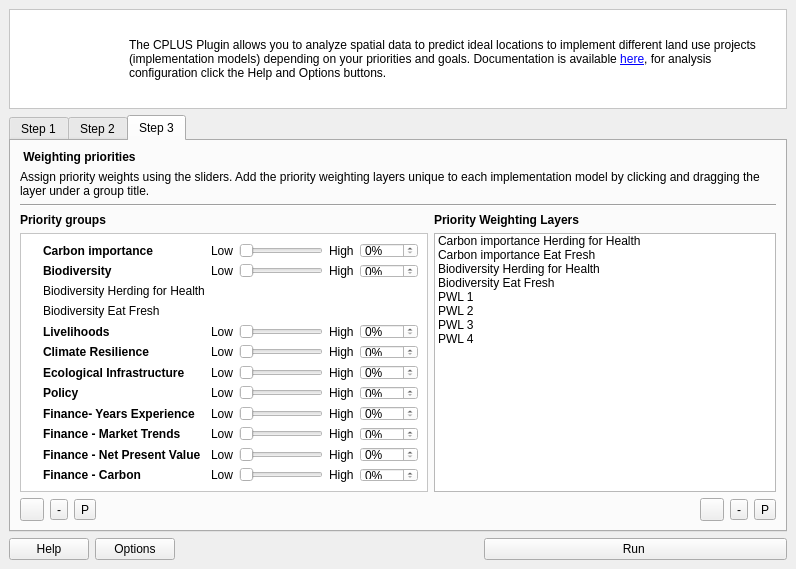
Above: src/cplus_plugin/ui/qgis_cplus_main_dockwidget.ui from ConservationInternational/cplus-plugin before the change. Below: the same form after it.
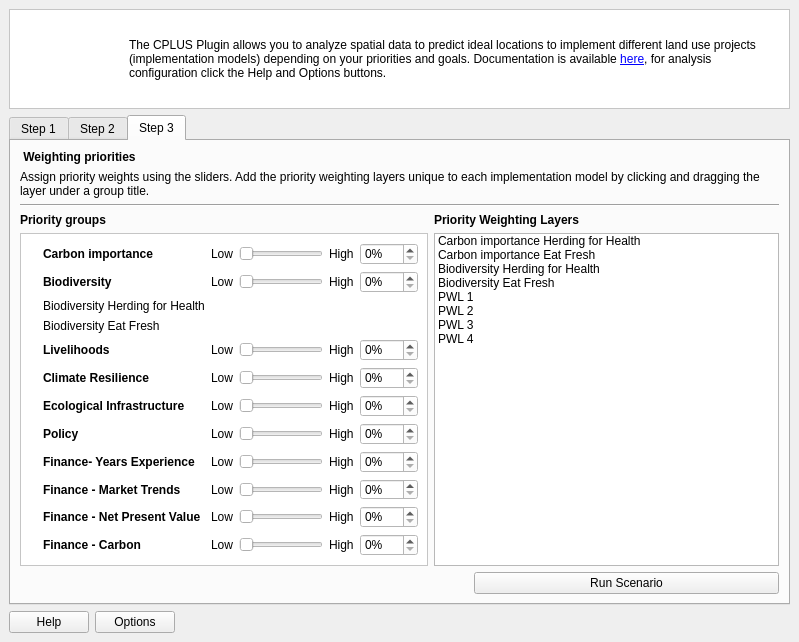
That is the form after the change. The open tabs and pages were chosen to show the change. Icons and pictures are not drawn. Custom widgets are drawn as their Qt base class.

Commit message: updates to extent selection

What changed in the file:
```diff
--- a/src/cplus_plugin/ui/qgis_cplus_main_dockwidget.ui
+++ b/src/cplus_plugin/ui/qgis_cplus_main_dockwidget.ui
@@ -6,8 +6,8 @@
    <rect>
     <x>0</x>
     <y>0</y>
-    <width>796</width>
-    <height>569</height>
+    <width>799</width>
+    <height>642</height>
    </rect>
   </property>
   <property name="windowTitle">
@@ -52,8 +52,8 @@
         <rect>
          <x>120</x>
          <y>10</y>
-         <width>641</width>
-         <height>80</height>
+         <width>651</width>
+         <height>81</height>
         </rect>
        </property>
        <property name="text">
@@ -71,7 +71,7 @@
         <rect>
          <x>10</x>
          <y>10</y>
-         <width>91</width>
+         <width>81</width>
          <height>81</height>
         </rect>
        </property>
@@ -614,21 +614,17 @@
        <attribute name="title">
         <string>Step 3</string>
        </attribute>
-       <layout class="QGridLayout" name="gridLayout_11">
-        <item row="1" column="0" colspan="9">
-         <widget class="QLabel" name="label_77">
-          <property name="text">
-           <string>Assign priority weights using the sliders. Add the priority weighting layers unique to each implementation model by clicking and dragging the layer under a group title.</string>
+       <layout class="QGridLayout" name="gridLayout">
+        <item row="3" column="2">
+         <widget class="QLabel" name="label_122">
+          <property name="font">
+           <font>
+            <weight>75</weight>
+            <bold>true</bold>
+           </font>
           </property>
-          <property name="wordWrap">
-           <bool>true</bool>
-          </property>
-         </widget>
-        </item>
-        <item row="6" column="6">
-         <widget class="QToolButton" name="toolButton_21">
           <property name="text">
-           <string/>
+           <string>Priority Weighting Layers</string>
           </property>
           <property name="icon">
            <iconset>
@@ -636,48 +632,131 @@
           </property>
          </widget>
         </item>
-        <item row="6" column="8">
-         <widget class="QToolButton" name="toolButton_22">
-          <property name="text">
-           <string>P</string>
-          </property>
-          <property name="icon">
-           <iconset>
-            <normaloff>../../../../../../Nextcloud/Projects (2)/Conservation International/CPLUS - work/Downloads/mActionToggleEditing.png</normaloff>../../../../../../Nextcloud/Projects (2)/Conservation International/CPLUS - work/Downloads/mActionToggleEditing.png</iconset>
-          </property>
-         </widget>
-        </item>
-        <item row="6" column="0">
-         <widget class="QToolButton" name="toolButton_23">
-          <property name="text">
-           <string/>
-          </property>
-          <property name="icon">
-           <iconset>
-            <normaloff>../../../../../../Nextcloud/Projects (2)/Conservation International/CPLUS - work/Downloads/symbologyAdd.png</normaloff>../../../../../../Nextcloud/Projects (2)/Conservation International/CPLUS - work/Downloads/symbologyAdd.png</iconset>
-          </property>
-         </widget>
-        </item>
-        <item row="2" column="0" rowspan="2" colspan="9">
+        <item row="2" column="0" colspan="3">
          <widget class="Line" name="line_4">
           <property name="orientation">
            <enum>Qt::Horizontal</enum>
           </property>
          </widget>
         </item>
-        <item row="6" column="7">
-         <widget class="QToolButton" name="toolButton_24">
-          <property name="text">
-           <string>-</string>
-          </property>
-          <property name="icon">
-           <iconset>
-            <normaloff>../../../../../../Nextcloud/Projects (2)/Conservation International/CPLUS - work/Downloads/symbologyRemove.png</normaloff>../../../../../../Nextcloud/Projects (2)/Conservation International/CPLUS - work/Downloads/symbologyRemove.png</iconset>
-          </property>
+        <item row="4" column="2">
+         <widget class="QListWidget" name="listWidget_6">
+          <item>
+           <property name="text">
+            <string>Carbon importance Herding for Health</string>
+           </property>
+           <property name="foreground">
+            <brush brushstyle="NoBrush">
+             <color alpha="255">
+              <red>154</red>
+              <green>153</green>
+              <blue>150</blue>
+             </color>
+            </brush>
+           </property>
+          </item>
+          <item>
+           <property name="text">
+            <string>Carbon importance Eat Fresh</string>
+           </property>
+           <property name="foreground">
+            <brush brushstyle="NoBrush">
+             <color alpha="255">
+              <red>154</red>
+              <green>153</green>
+              <blue>150</blue>
+             </color>
+            </brush>
+           </property>
+          </item>
+          <item>
+           <property name="text">
+            <string>Biodiversity Herding for Health</string>
+           </property>
+           <property name="foreground">
+            <brush brushstyle="NoBrush">
+             <color alpha="255">
+              <red>154</red>
+              <green>153</green>
+              <blue>150</blue>
+             </color>
+            </brush>
+           </property>
+          </item>
+          <item>
+           <property name="text">
+            <string>Biodiversity Eat Fresh</string>
+           </property>
+           <property name="foreground">
+            <brush brushstyle="NoBrush">
+             <color alpha="255">
+              <red>154</red>
+              <green>153</green>
+              <blue>150</blue>
+             </color>
+            </brush>
+           </property>
+          </item>
+          <item>
+           <property name="text">
+            <string>PWL 1</string>
+           </property>
+           <property name="foreground">
+            <brush brushstyle="NoBrush">
+             <color alpha="255">
+              <red>154</red>
+              <green>153</green>
+              <blue>150</blue>
+             </color>
+            </brush>
+           </property>
+          </item>
+          <item>
+           <property name="text">
+            <string>PWL 2</string>
+           </property>
+           <property name="foreground">
+            <brush brushstyle="NoBrush">
+             <color alpha="255">
+              <red>154</red>
+              <green>153</green>
+              <blue>150</blue>
+             </color>
+            </brush>
+           </property>
+          </item>
+          <item>
+           <property name="text">
+            <string>PWL 3</string>
+           </property>
+           <property name="foreground">
+            <brush brushstyle="NoBrush">
+             <color alpha="255">
+              <red>154</red>
+              <green>153</green>
+              <blue>150</blue>
+             </color>
+            </brush>
+           </property>
+          </item>
+          <item>
+           <property name="text">
+            <string>PWL 4</string>
+           </property>
+           <property name="foreground">
+            <brush brushstyle="NoBrush">
+             <color alpha="255">
+              <red>154</red>
+              <green>153</green>
+              <blue>150</blue>
+             </color>
+            </brush>
+           </property>
+          </item>
          </widget>
         </item>
-        <item row="0" column="0" colspan="4">
-         <widget class="QLabel" name="label_78">
+        <item row="3" column="0">
+         <widget class="QLabel" name="label_121">
           <property name="font">
            <font>
             <weight>75</weight>
@@ -685,11 +764,11 @@
            </font>
           </property>
           <property name="text">
-           <string> Weighting priorities</string>
+           <string>Priority groups</string>
           </property>
          </widget>
         </item>
-        <item row="5" column="0" colspan="4">
+        <item row="4" column="0" colspan="2">
          <widget class="QFrame" name="frame_4">
           <property name="minimumSize">
            <size>
@@ -1357,23 +1436,13 @@
           </layout>
          </widget>
         </item>
-        <item row="4" column="0" colspan="4">
-         <widget class="QLabel" name="label_121">
-          <property name="font">
-           <font>
-            <weight>75</weight>
-            <bold>true</bold>
-           </font>
-          </property>
+        <item row="1" column="0" colspan="3">
+         <widget class="QLabel" name="label_77">
           <property name="text">
-           <string>Priority groups</string>
+           <string>Assign priority weights using the sliders. Add the priority weighting layers unique to each implementation model by clicking and dragging the layer under a group title.</string>
           </property>
-         </widget>
-        </item>
-        <item row="6" column="1">
-         <widget class="QToolButton" name="toolButton_25">
-          <property name="text">
-           <string>-</string>
+          <property name="wordWrap">
+           <bool>true</bool>
           </property>
           <property name="icon">
            <iconset>
@@ -1381,135 +1450,8 @@
           </property>
          </widget>
         </item>
-        <item row="6" column="2">
-         <widget class="QToolButton" name="toolButton_26">
-          <property name="text">
-           <string>P</string>
-          </property>
-          <property name="icon">
-           <iconset>
-            <normaloff>../../../../../../Nextcloud/Projects (2)/Conservation International/CPLUS - work/Downloads/mActionToggleEditing.png</normaloff>../../../../../../Nextcloud/Projects (2)/Conservation International/CPLUS - work/Downloads/mActionToggleEditing.png</iconset>
-          </property>
-         </widget>
-        </item>
-        <item row="5" column="4" colspan="5">
-         <widget class="QListWidget" name="listWidget_6">
-          <item>
-           <property name="text">
-            <string>Carbon importance Herding for Health</string>
-           </property>
-           <property name="foreground">
-            <brush brushstyle="NoBrush">
-             <color alpha="255">
-              <red>154</red>
-              <green>153</green>
-              <blue>150</blue>
-             </color>
-            </brush>
-           </property>
-          </item>
-          <item>
-           <property name="text">
-            <string>Carbon importance Eat Fresh</string>
-           </property>
-           <property name="foreground">
-            <brush brushstyle="NoBrush">
-             <color alpha="255">
-              <red>154</red>
-              <green>153</green>
-              <blue>150</blue>
-             </color>
-            </brush>
-           </property>
-          </item>
-          <item>
-           <property name="text">
-            <string>Biodiversity Herding for Health</string>
-           </property>
-           <property name="foreground">
-            <brush brushstyle="NoBrush">
-             <color alpha="255">
-              <red>154</red>
-              <green>153</green>
-              <blue>150</blue>
-             </color>
-            </brush>
-           </property>
-          </item>
-          <item>
-           <property name="text">
-            <string>Biodiversity Eat Fresh</string>
-           </property>
-           <property name="foreground">
-            <brush brushstyle="NoBrush">
-             <color alpha="255">
-              <red>154</red>
-              <green>153</green>
-              <blue>150</blue>
-             </color>
-            </brush>
-           </property>
-          </item>
-          <item>
-           <property name="text">
-            <string>PWL 1</string>
-           </property>
-           <property name="foreground">
-            <brush brushstyle="NoBrush">
-             <color alpha="255">
-              <red>154</red>
-              <green>153</green>
-              <blue>150</blue>
-             </color>
-            </brush>
-           </property>
-          </item>
-          <item>
-           <property name="text">
-            <string>PWL 2</string>
-           </property>
-           <property name="foreground">
-            <brush brushstyle="NoBrush">
-             <color alpha="255">
-              <red>154</red>
-              <green>153</green>
-              <blue>150</blue>
-             </color>
-            </brush>
-           </property>
-          </item>
-          <item>
-           <property name="text">
-            <string>PWL 3</string>
-           </property>
-           <property name="foreground">
-            <brush brushstyle="NoBrush">
-             <color alpha="255">
-              <red>154</red>
-              <green>153</green>
-              <blue>150</blue>
-             </color>
-            </brush>
-           </property>
-          </item>
-          <item>
-           <property name="text">
-            <string>PWL 4</string>
-           </property>
-           <property name="foreground">
-            <brush brushstyle="NoBrush">
-             <color alpha="255">
-              <red>154</red>
-              <green>153</green>
-              <blue>150</blue>
-             </color>
-            </brush>
-           </property>
-          </item>
-         </widget>
-        </item>
-        <item row="4" column="4">
-         <widget class="QLabel" name="label_122">
+        <item row="0" column="0" colspan="2">
+         <widget class="QLabel" name="label_78">
           <property name="font">
            <font>
             <weight>75</weight>
@@ -1517,10 +1459,40 @@
            </font>
           </property>
           <property name="text">
-           <string>Priority Weighting Layers</string>
+           <string> Weighting priorities</string>
           </property>
          </widget>
         </item>
+        <item row="5" column="2">
+         <layout class="QHBoxLayout" name="horizontalLayout_3">
+          <item>
+           <spacer name="horizontalSpacer_2">
+            <property name="orientation">
+             <enum>Qt::Horizontal</enum>
+            </property>
+            <property name="sizeHint" stdset="0">
+             <size>
+              <width>40</width>
+              <height>20</height>
+             </size>
+            </property>
+           </spacer>
+          </item>
+          <item>
+           <widget class="QPushButton" name="run_scenario_btn">
+            <property name="sizePolicy">
+             <sizepolicy hsizetype="Expanding" vsizetype="Preferred">
+              <horstretch>10</horstretch>
+              <verstretch>3</verstretch>
+             </sizepolicy>
+            </property>
+            <property name="text">
+             <string>Run Scenario</string>
+            </property>
+           </widget>
+          </item>
+         </layout>
+        </item>
        </layout>
       </widget>
      </widget>
@@ -1562,19 +1534,6 @@
           </property>
          </spacer>
         </item>
-        <item>
-         <widget class="QPushButton" name="run_btn">
-          <property name="sizePolicy">
-           <sizepolicy hsizetype="Expanding" vsizetype="Minimum">
-            <horstretch>0</horstretch>
-            <verstretch>0</verstretch>
-           </sizepolicy>
-          </property>
-          <property name="text">
-           <string>Run </string>
-          </property>
-         </widget>
-        </item>
        </layout>
       </item>
      </layout>
```
Left out of the diff: 80 changed lines with no effect on the pictures. The commit also changes 2 other files.
